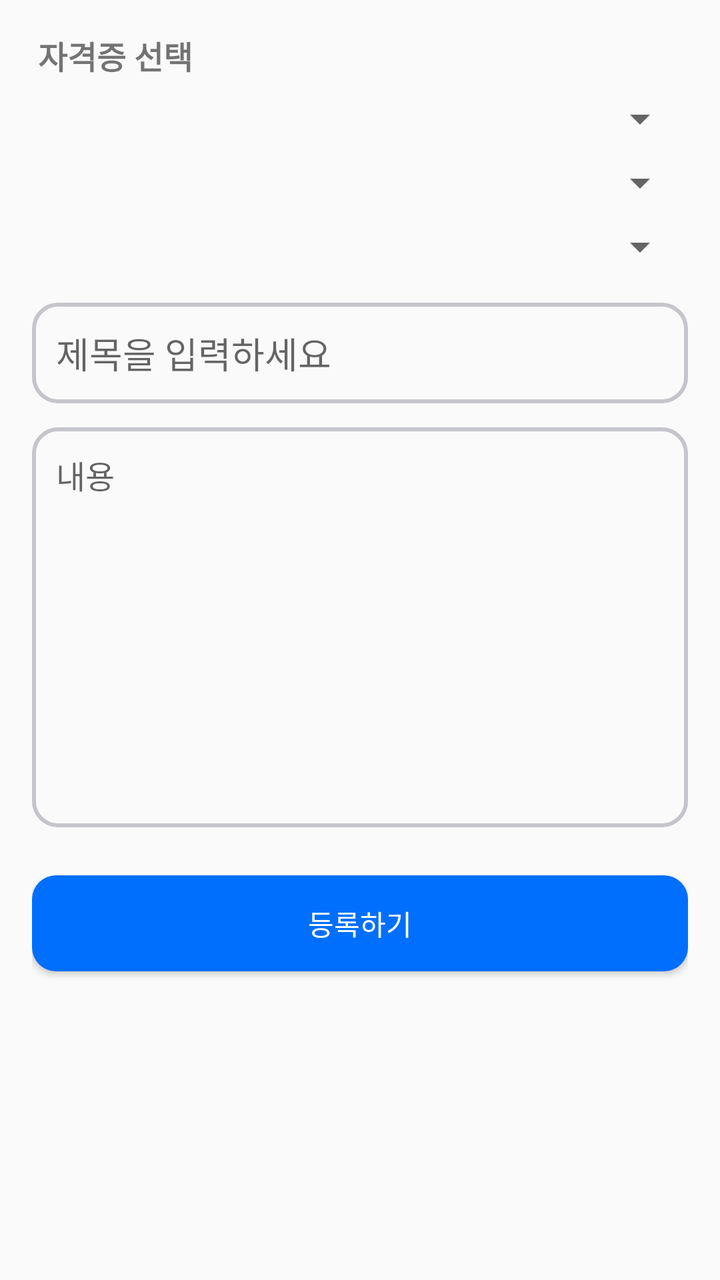
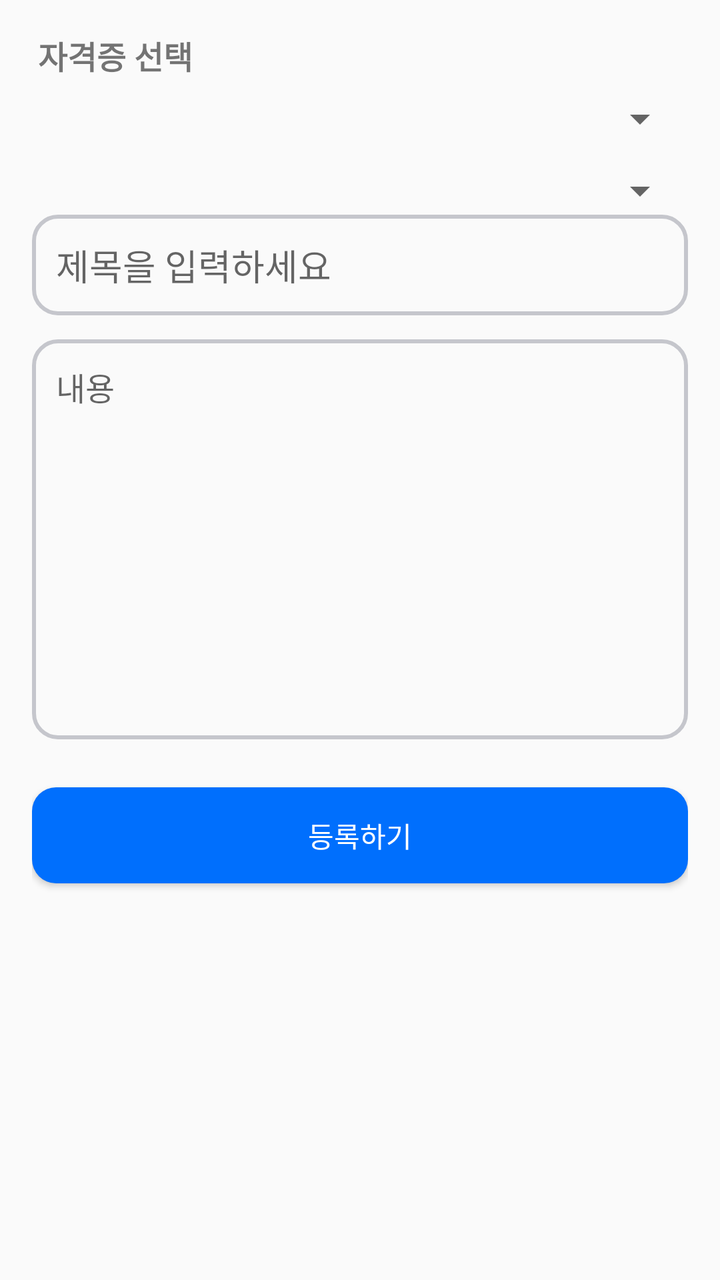

Two renders of the same Android screen: before a commit and after it. Below are the layout's source before the change and the commit's diff.
<!-- AndroidManifest.xml: application theme Theme.AppCompat.Light.NoActionBar -->
<!-- res/layout/activity_post_write.xml -->
<?xml version="1.0" encoding="utf-8"?>
<LinearLayout xmlns:android="http://schemas.android.com/apk/res/android"
    android:layout_width="match_parent"
    android:layout_height="match_parent"
    android:padding="16dp"
    android:orientation="vertical"
    android:fitsSystemWindows="true"
    android:paddingTop="30dp">

    <TextView
        android:id="@+id/textCertificateGuide"
        android:layout_width="wrap_content"
        android:layout_height="wrap_content"
        android:text="자격증 선택"
        android:textStyle="bold"
        android:textSize="16sp"
        android:layout_marginBottom="8dp"
        android:layout_marginLeft="3dp"/>

    
    <Spinner
        android:id="@+id/spinnerCategory"
        android:layout_width="match_parent"
        android:layout_height="wrap_content"
        android:layout_marginBottom="8dp" />

    <Spinner
        android:id="@+id/spinnerSubCategory"
        android:layout_width="match_parent"
        android:layout_height="wrap_content"
        android:layout_marginBottom="8dp" />

    <Spinner
        android:id="@+id/spinnerCertificate"
        android:layout_width="match_parent"
        android:layout_height="wrap_content"
        android:layout_marginBottom="16dp" />

    
    <EditText
        android:id="@+id/editTitle"
        android:layout_width="match_parent"
        android:layout_height="wrap_content"
        android:hint="제목을 입력하세요"
        android:background="@drawable/textbox"
        android:padding="12dp"
        android:layout_marginBottom="12dp" />

    
    <EditText
        android:id="@+id/editContent"
        android:layout_width="match_parent"
        android:layout_height="200dp"
        android:hint="내용"
        android:textSize="16sp"
        android:gravity="top"
        android:padding="12dp"
        android:background="@drawable/textbox"
        android:textColor="@color/white"
        android:inputType="textMultiLine" />

    
    <Button
        android:id="@+id/btnSubmit"
        android:layout_width="match_parent"
        android:layout_height="wrap_content"
        android:text="등록하기"
        android:padding="12dp"
        android:background="@drawable/main_button"
        android:textColor="@color/white"
        android:layout_marginTop="24dp" />
</LinearLayout>
<!-- resources referenced by this layout -->
<resources>
  <color name="white">#FFFFFFFF</color>
  <!-- drawable main_button (drawable) -->
  <?xml version="1.0" encoding="utf-8"?>
  <shape xmlns:android="http://schemas.android.com/apk/res/android"
  android:shape="rectangle">
  <solid android:color="#006FFD"/>
  <corners android:radius="12dp"/>
  </shape>
  <!-- drawable textbox (drawable) -->
  <selector xmlns:android="http://schemas.android.com/apk/res/android">
      <item android:state_focused="true">
          <shape android:shape="rectangle">
              <corners android:radius="12dp"/>
              <solid android:color="#00006FFD"/>
              <stroke android:width="2dp" android:color="#006FFD"/>
          </shape>
      </item>
  
      <item>
          <shape android:shape="rectangle">
              <corners android:radius="12dp"/>
              <solid android:color="#00006FFD"/>
              <stroke android:width="2dp" android:color="#C5C6CC"/>
          </shape>
      </item>
  </selector>
</resources>

<!-- the commit's change to res/layout/activity_post_write.xml (unified diff, before → after) -->
@@ -17,26 +17,19 @@
         android:layout_marginBottom="8dp"
         android:layout_marginLeft="3dp"/>
 
-    
     <Spinner
         android:id="@+id/spinnerCategory"
         android:layout_width="match_parent"
-        android:layout_height="wrap_content"
-        android:layout_marginBottom="8dp" />
+        android:layout_height="wrap_content" />
 
+    
     <Spinner
-        android:id="@+id/spinnerSubCategory"
+        android:id="@+id/spinnerCert"
         android:layout_width="match_parent"
         android:layout_height="wrap_content"
-        android:layout_marginBottom="8dp" />
+        android:layout_marginTop="12dp" />
 
-    <Spinner
-        android:id="@+id/spinnerCertificate"
-        android:layout_width="match_parent"
-        android:layout_height="wrap_content"
-        android:layout_marginBottom="16dp" />
 
-    
     <EditText
         android:id="@+id/editTitle"
         android:layout_width="match_parent"
@@ -46,7 +39,6 @@
         android:padding="12dp"
         android:layout_marginBottom="12dp" />
 
-    
     <EditText
         android:id="@+id/editContent"
         android:layout_width="match_parent"
@@ -59,7 +51,6 @@
         android:textColor="@color/white"
         android:inputType="textMultiLine" />
 
-    
     <Button
         android:id="@+id/btnSubmit"
         android:layout_width="match_parent"
